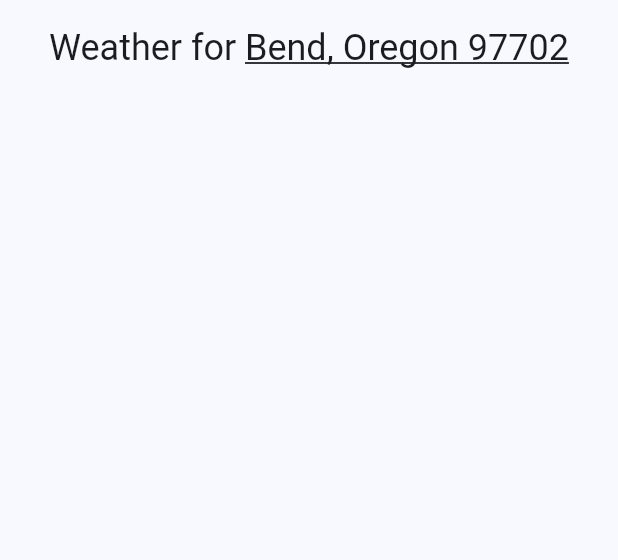
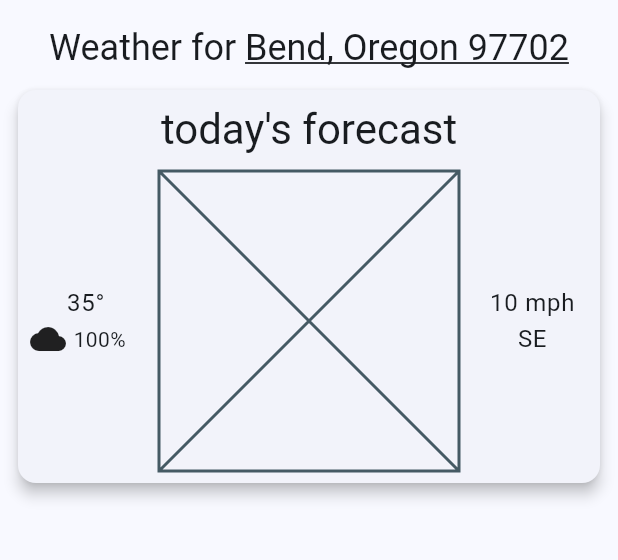
Before and after one commit to theusaf/osu-cs492-studio_6, a Flutter app: the screen it shows after launch, on a phone screen of 412 x 824 dp, the part 84-644 px from its top. Run offline on Flutter 3.47's test engine with Material 3 defaults, Android fonts, the phone set to English and light mode, and no system bars.

Commit message:
feat: add card

```diff
--- a/lib/main.dart
+++ b/lib/main.dart
@@ -56,13 +56,85 @@ class MyHomePage extends StatelessWidget {
           )),
       body: Padding(
         padding: const EdgeInsets.all(8.0),
-        child: Column(
-          children: [
-            _LocationTitle(location: location),
-          ],
+        child: SingleChildScrollView(
+          child: Column(
+            children: [
+              _LocationTitle(location: location),
+              _WeatherForecastCard(forecast: forecast)
+            ],
+          ),
         ),
       ),
     );
+  }
+}
+
+class _WeatherForecastCard extends StatelessWidget {
+  const _WeatherForecastCard({
+    required this.forecast,
+  });
+
+  final Map<String, String> forecast;
+
+  @override
+  Widget build(BuildContext context) {
+    return Card(
+        elevation: 4.0,
+        child: Padding(
+          padding: const EdgeInsets.all(8.0),
+          child: Column(
+            children: [
+              Text("${forecast['name']}'s forecast",
+                  style: Theme.of(context).textTheme.headlineMedium),
+              const SizedBox(height: 10),
+              Flex(
+                direction: Axis.horizontal,
+                mainAxisSize: MainAxisSize.min,
+                children: [
+                  Expanded(
+                    flex: 1,
+                    child: Column(
+                      mainAxisAlignment: MainAxisAlignment.spaceBetween,
+                      children: [
+                        Text("${forecast['temperature']}°",
+                            style: Theme.of(context).textTheme.bodyLarge),
+                        Row(children: [
+                          const Icon(Icons.cloud),
+                          const SizedBox(width: 5),
+                          Text('${forecast['probabilityOfPercipitation']}%',
+                              style: Theme.of(context).textTheme.bodyMedium)
+                        ]),
+                      ],
+                    ),
+                  ),
+                  const Expanded(
+                    flex: 3,
+                    child: Row(
+                      mainAxisAlignment: MainAxisAlignment.center,
+                      children: [
+                        Placeholder(
+                          fallbackHeight: 200,
+                          fallbackWidth: 200,
+                        ),
+                      ],
+                    ),
+                  ),
+                  Expanded(
+                    flex: 1,
+                    child: Column(
+                      children: [
+                        Text("${forecast['windSpeed']} mph",
+                            style: Theme.of(context).textTheme.bodyLarge),
+                        Text("${forecast['windDirection']}",
+                            style: Theme.of(context).textTheme.bodyLarge),
+                      ],
+                    ),
+                  )
+                ],
+              )
+            ],
+          ),
+        ));
   }
 }
 
```
